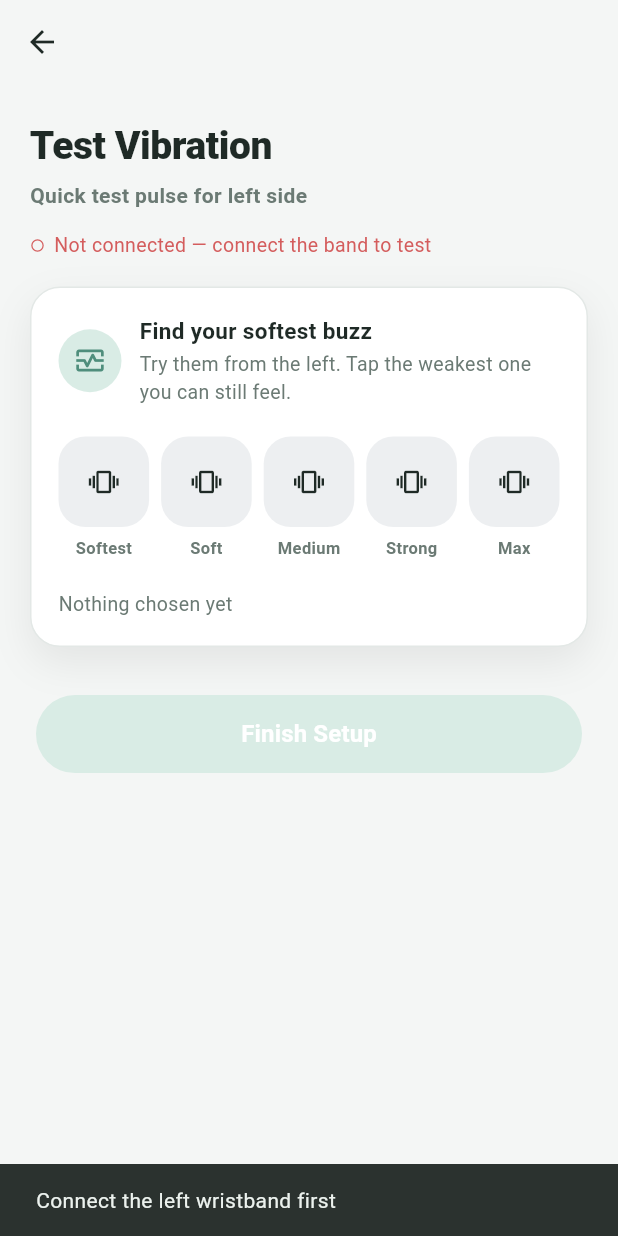
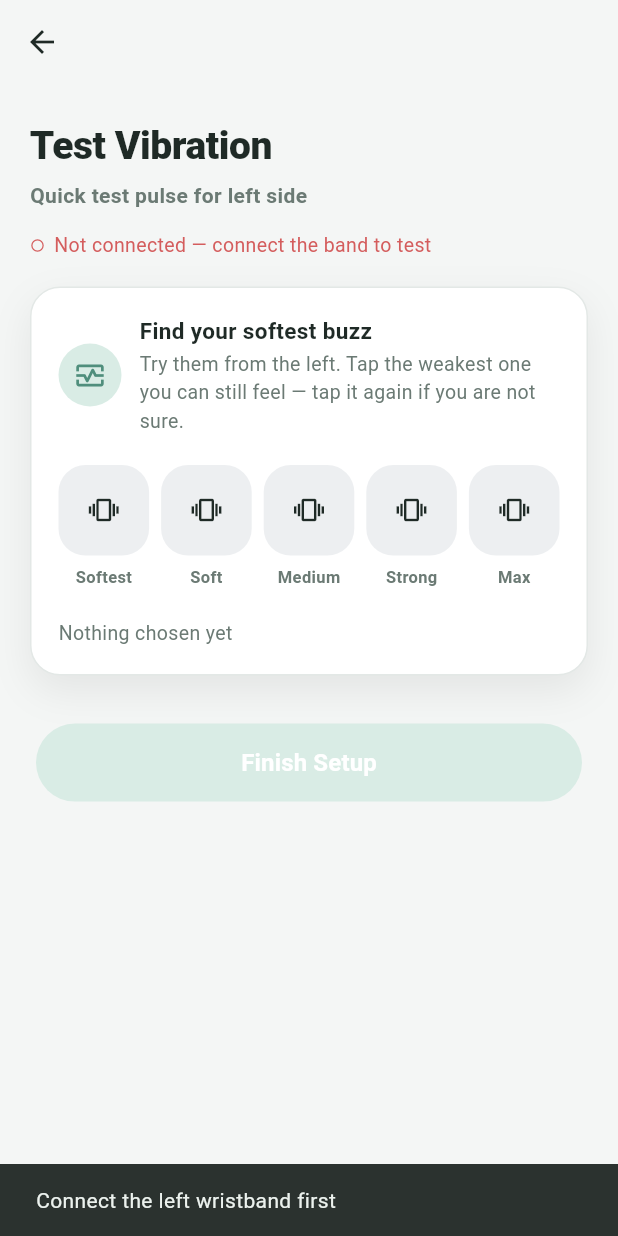
Before and after one commit to witthayut/Sense-Safe, a Flutter app: the TestVibrationScreen screen opened directly with empty values, after a tap on the "vibration" icon, on a phone screen of 412 x 824 dp. Run offline on Flutter 3.47's test engine with Material 3 defaults, Android fonts, the phone set to English and light mode, and no system bars; our stand-ins replace cloud_firestore, firebase_auth, firebase_core, flutter_riverpod, geolocator, go_router and 1 more; missing offline and left inert: dart:js_interop; accounts and stored records are empty.

Commit message:
Calibrate with the exact buzz the wearer will actually receive
The calibration pulse was a hardcoded 350 ms inside BleController that
happened to match the approach tap by coincidence. Change the tap to 400 ms
one day and the screen would keep measuring at 350, producing a floor for a
signal the app no longer sends — and nothing would flag it. testVibration now
takes a duration and calibration passes HapticCuePlayer.approachTapMs, so the
two cannot drift apart.

One pulse, not two. Two would give the wearer two chances to notice a single
level, so they would settle a rung lower than they should, and the real
single tap would then slip past them on the road. The measurement has to be
at least as hard as the thing being measured. Wanting a second opinion is
served instead by replaying the same level — the screen now says so — which
gives more chances to judge without making any one of them easier.

flutter analyze clean, 51/51 tests pass.

Refs #4

Co-Authored-By: Claude Opus 5 <noreply@anthropic.com>

```diff
--- a/app/lib/features/calibration/test_vibration_screen.dart
+++ b/app/lib/features/calibration/test_vibration_screen.dart
@@ -185,7 +185,7 @@ class _CalibrationCard extends StatelessWidget {
                               fontWeight: FontWeight.w700, fontSize: 15)),
                       SizedBox(height: 2),
                       Text('Try them from the left. Tap the weakest one you '
-                          'can still feel.',
+                          'can still feel — tap it again if you are not sure.',
                           style: TextStyle(
                               color: AppColors.inkSoft, fontSize: 13)),
                     ],
--- a/app/lib/services/ble_controller.dart
+++ b/app/lib/services/ble_controller.dart
@@ -89,11 +89,19 @@ class BleController extends Notifier<BleState> {
 
   /// Fire a test vibration on one wrist. Returns false if not connected.
   /// Real implementation: write the vibrate characteristic over BLE.
-  Future<bool> testVibration(Wrist wrist, {double intensity = 0.7}) async {
+  ///
+  /// [durationMs] matters during calibration: the buzz used to measure a
+  /// wearer's floor has to be the same shape as the buzz they will actually
+  /// receive, or the number measured describes a signal the app never sends.
+  Future<bool> testVibration(
+    Wrist wrist, {
+    double intensity = 0.7,
+    int durationMs = 350,
+  }) async {
     final band = wrist == Wrist.left ? state.left : state.right;
     if (!band.isConnected) return false;
     // Simulated buzz.
-    await Future<void>.delayed(const Duration(milliseconds: 350));
+    await Future<void>.delayed(Duration(milliseconds: durationMs));
     return true;
   }
 
--- a/app/lib/services/calibration_controller.dart
+++ b/app/lib/services/calibration_controller.dart
@@ -3,6 +3,7 @@ import 'package:flutter_riverpod/flutter_riverpod.dart';
 import '../models/wristband.dart';
 import 'assessment_controller.dart';
 import 'ble_controller.dart';
+import 'haptic_cue_player.dart';
 
 /// How many sample strengths the wearer is offered per wrist.
 const int kCalibrationPatternCount = 5;
@@ -69,7 +70,15 @@ class CalibrationController extends Notifier<CalibrationState> {
 
   /// Play level [index] on [wrist] and record it as the weakest level felt
   /// there. Tapping a different level simply replaces the answer, so the
-  /// wearer can hunt up and down freely.
+  /// wearer can hunt up and down freely, and tapping the SAME level again
+  /// just replays it — which is how someone gets a second opinion without
+  /// the test itself becoming easier.
+  ///
+  /// One pulse, never two. The weakest thing this app ever sends is a single
+  /// approach tap, so that is exactly what the floor has to be measured
+  /// against. Two pulses would give the wearer two chances to notice one
+  /// level, they would settle a rung lower than they should, and the real
+  /// single tap would then slip past them on the road.
   ///
   /// Returns false when the band is not connected, so the UI can say so —
   /// note that a true return means the packet went out, NOT that the wearer
@@ -81,6 +90,9 @@ class CalibrationController extends Notifier<CalibrationState> {
     final ok = await ref.read(bleControllerProvider.notifier).testVibration(
           wrist,
           intensity: calibrationIntensity(index),
+          // Bound to the real cue, not repeated here, so the two can never
+          // drift apart silently.
+          durationMs: HapticCuePlayer.approachTapMs,
         );
     if (!ok) return false;
 
```
